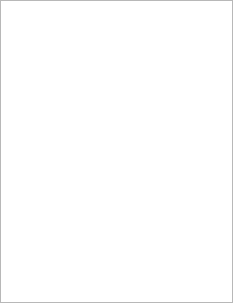
trisyoungs/aten, file branches/nugui/src/gui/modellist.ui: the form before one commit.
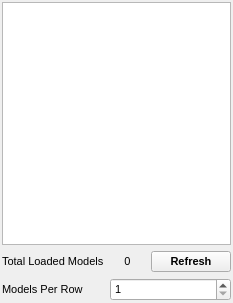
The form after the commit. Custom widgets are drawn as their Qt base class.

Commit message: Updated ModelList widget to include control over number of displayed rows, better control over model selection, and context menu to perforom some basic actions. Fixed - View update was incorrect after zoom and axisrotate.

```diff
--- a/branches/nugui/src/gui/modellist.ui
+++ b/branches/nugui/src/gui/modellist.ui
@@ -26,20 +26,23 @@
   </property>
   <widget class="QWidget" name="dockWidgetContents">
    <layout class="QVBoxLayout" name="verticalLayout">
-    <property name="spacing">
-     <number>0</number>
-    </property>
     <property name="margin">
-     <number>0</number>
+     <number>2</number>
     </property>
     <item>
      <widget class="TTreeWidget" name="ModelTree">
       <property name="mouseTracking">
        <bool>true</bool>
       </property>
+      <property name="horizontalScrollBarPolicy">
+       <enum>Qt::ScrollBarAsNeeded</enum>
+      </property>
       <property name="autoScroll">
        <bool>false</bool>
       </property>
+      <property name="alternatingRowColors">
+       <bool>true</bool>
+      </property>
       <property name="selectionMode">
        <enum>QAbstractItemView::ExtendedSelection</enum>
       </property>
@@ -50,7 +53,7 @@
        </size>
       </property>
       <property name="indentation">
-       <number>5</number>
+       <number>0</number>
       </property>
       <attribute name="headerVisible">
        <bool>false</bool>
@@ -62,6 +65,66 @@
       </column>
      </widget>
     </item>
+    <item>
+     <layout class="QGridLayout" name="gridLayout">
+      <item row="2" column="0">
+       <widget class="QLabel" name="ModelsPerRowLabel">
+        <property name="sizePolicy">
+         <sizepolicy hsizetype="Minimum" vsizetype="Preferred">
+          <horstretch>0</horstretch>
+          <verstretch>0</verstretch>
+         </sizepolicy>
+        </property>
+        <property name="text">
+         <string>Models Per Row</string>
+        </property>
+       </widget>
+      </item>
+      <item row="2" column="1" colspan="2">
+       <widget class="QSpinBox" name="ModelsPerRowSpin">
+        <property name="sizePolicy">
+         <sizepolicy hsizetype="Expanding" vsizetype="Fixed">
+          <horstretch>0</horstretch>
+          <verstretch>0</verstretch>
+         </sizepolicy>
+        </property>
+        <property name="minimum">
+         <number>1</number>
+        </property>
+       </widget>
+      </item>
+      <item row="1" column="0">
+       <widget class="QLabel" name="label">
+        <property name="text">
+         <string>Total Loaded Models</string>
+        </property>
+       </widget>
+      </item>
+      <item row="1" column="1">
+       <widget class="QLabel" name="TotalLoadedModelsLabel">
+        <property name="text">
+         <string>0</string>
+        </property>
+        <property name="alignment">
+         <set>Qt::AlignCenter</set>
+        </property>
+       </widget>
+      </item>
+      <item row="1" column="2">
+       <widget class="QPushButton" name="RefreshIconsButton">
+        <property name="font">
+         <font>
+          <weight>75</weight>
+          <bold>true</bold>
+         </font>
+        </property>
+        <property name="text">
+         <string>Refresh</string>
+        </property>
+       </widget>
+      </item>
+     </layout>
+    </item>
    </layout>
   </widget>
  </widget>
```
The commit also changes 8 other files.
